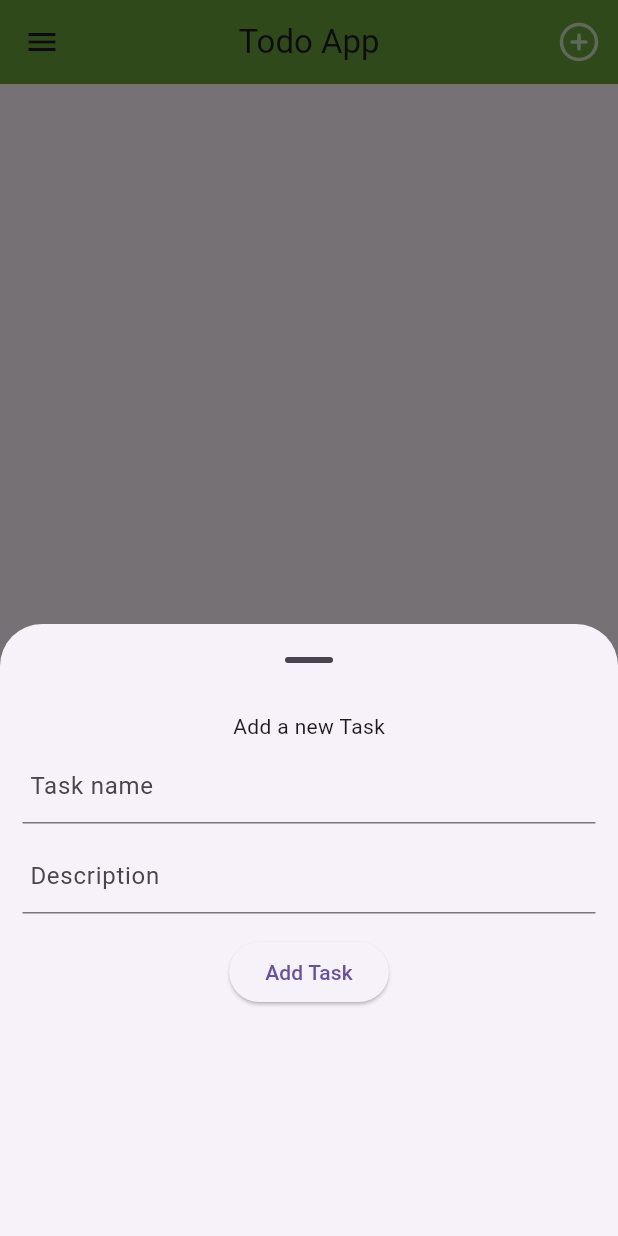
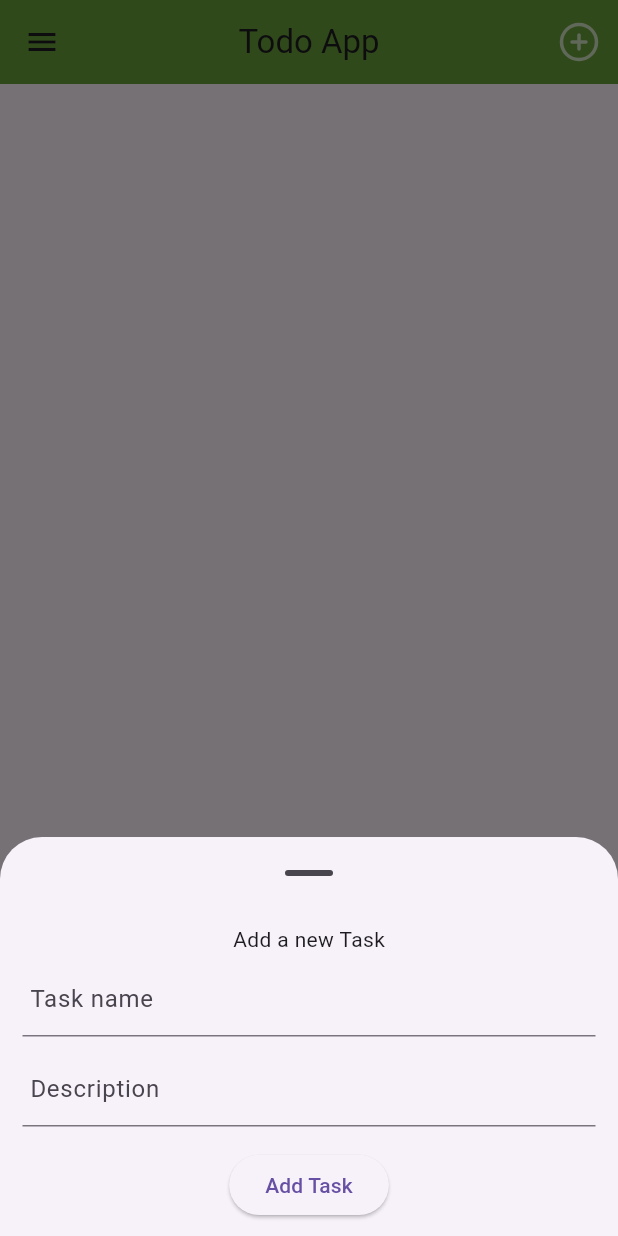
Before and after one commit to bogdanalin92/todoapp, a Flutter app: the screen it shows after launch, after a tap on an icon or button, on a phone screen of 412 x 824 dp. Run offline on Flutter 3.47's test engine with Material 3 defaults, Android fonts, the phone set to English and light mode, and no system bars; our stand-ins replace feather_icons, shared_preferences.

Commit message:
Refactor mainScreen layout to improve modal height constraints and scrolling behavior

```diff
--- a/lib/mainScreen.dart
+++ b/lib/mainScreen.dart
@@ -109,17 +109,23 @@ class _MainScreenState extends State<MainScreen> {
                       elevation: 2,
                       enableDrag: true,
                       showDragHandle: true,
+                      isScrollControlled: true,
                       builder: (context) {
                         return Padding(
                           padding: EdgeInsets.only(
-                              bottom: MediaQuery.of(context).viewInsets.bottom +
-                                  10),
-                          child: Container(
-                            padding: const EdgeInsets.all(10.0),
-                            height:
-                                350, //MediaQuery.of(context).size.height * 1,
-                            child: addToDo(
-                              taskItem: changeMenuString,
+                              bottom: MediaQuery.of(context).viewInsets.bottom),
+                          child: IntrinsicHeight(
+                            child: Container(
+                              padding: const EdgeInsets.all(10.0),
+                              constraints: BoxConstraints(
+                                  minHeight:
+                                      MediaQuery.of(context).size.height * 0.25,
+                                  maxHeight:
+                                      MediaQuery.of(context).size.height *
+                                          0.75),
+                              child: addToDo(
+                                taskItem: changeMenuString,
+                              ),
                             ),
                           ),
                         );
```
